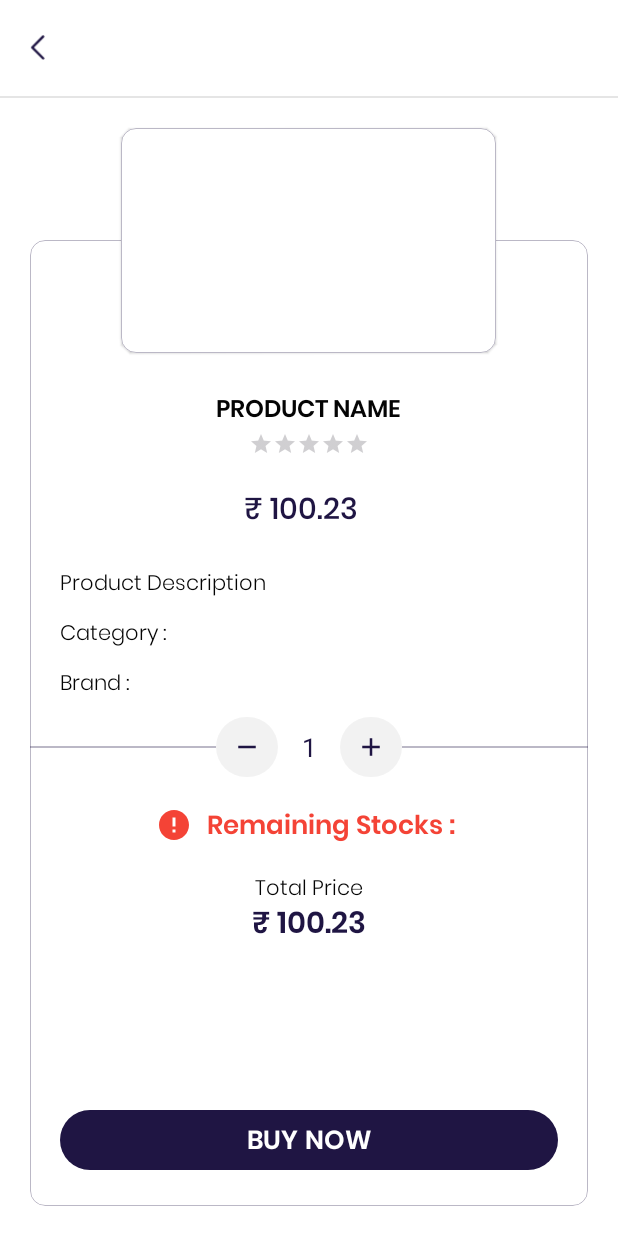
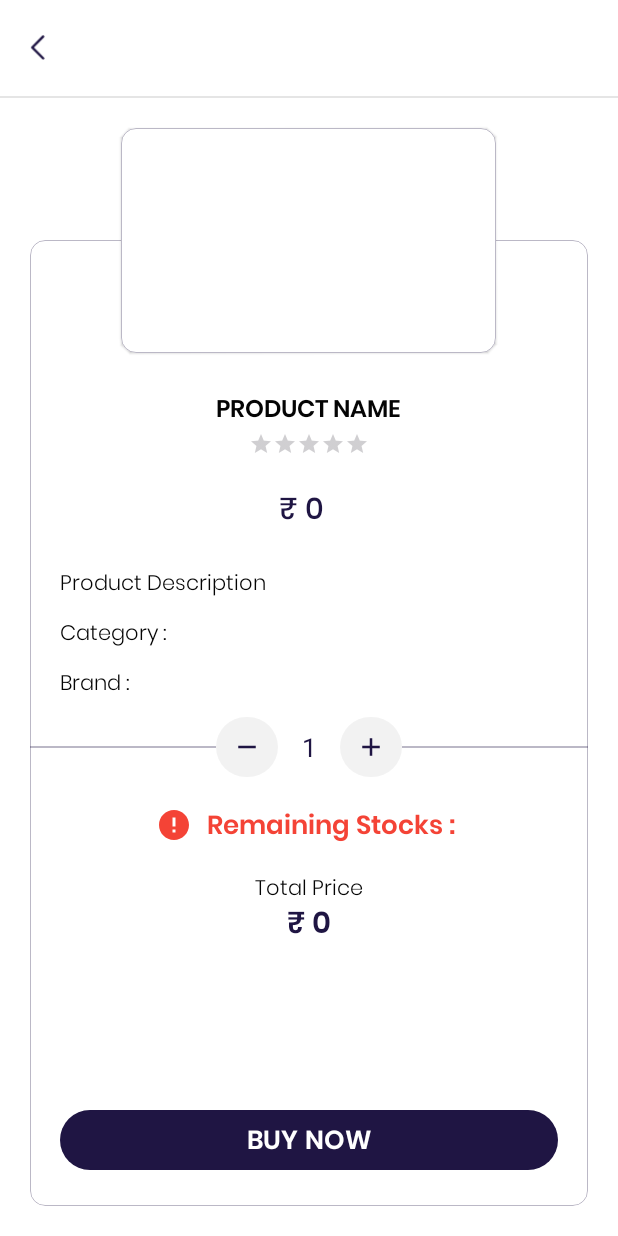
Before and after one commit to SanioLuke/Mobify-Product-List-App, an Android app: the ProductDisplayActivity screen opened directly, with no data from a screen before it, on a phone screen of 412 x 824 dp. Run offline under Robolectric (Android 15) with nearby library versions, the phone set to English and light mode, and no system bars; pictures from the network do not load.

Commit message:
Redundancy removed. Code optimized. Project Completed

```diff
--- a/app/src/main/java/com/example/mobifyproductlistapp/activities/HomeActivity.java
+++ b/app/src/main/java/com/example/mobifyproductlistapp/activities/HomeActivity.java
@@ -38,6 +38,7 @@ public class HomeActivity extends AppCompatActivity {
         loading_dialog= AppUtils.createDialogBox(HomeActivity.this, R.layout.progress_dialog, false);
         if(!isFinishing() && loading_dialog!=null && !loading_dialog.isShowing()) loading_dialog.show();
 
+        // Products retrieval API Call
         ProductsApiHandler.callProductsApi(new ProductsInterface() {
             @Override
             public void getProducts(List<ProductModel> products) {
--- a/app/src/main/java/com/example/mobifyproductlistapp/activities/ProductDisplayActivity.java
+++ b/app/src/main/java/com/example/mobifyproductlistapp/activities/ProductDisplayActivity.java
@@ -1,33 +1,30 @@
 package com.example.mobifyproductlistapp.activities;
 
-import static com.example.mobifyproductlistapp.retrofit.ProductsApiInterface.*;
+import static com.example.mobifyproductlistapp.retrofit.ProductsApiInterface.ProductsInterface;
 
-import androidx.appcompat.app.AppCompatActivity;
-import androidx.core.content.ContextCompat;
-
-import android.annotation.SuppressLint;
 import android.app.Dialog;
 import android.graphics.Paint;
 import android.os.Bundle;
 import android.os.Handler;
 import android.view.Gravity;
-import android.view.ViewGroup;
-import android.widget.AdapterViewFlipper;
 import android.widget.ImageView;
 import android.widget.LinearLayout;
 import android.widget.Toast;
+
+import androidx.appcompat.app.AppCompatActivity;
+import androidx.core.content.ContextCompat;
 
 import com.bumptech.glide.Glide;
 import com.example.mobifyproductlistapp.R;
 import com.example.mobifyproductlistapp.databinding.ActivityProductDisplayBinding;
 import com.example.mobifyproductlistapp.models.ProductModel;
 import com.example.mobifyproductlistapp.retrofit.ProductsApiHandler;
-import com.example.mobifyproductlistapp.retrofit.ProductsApiInterface;
 import com.example.mobifyproductlistapp.utils.AppUtils;
 import com.google.android.material.snackbar.Snackbar;
 
 import java.util.List;
 
+@SuppressWarnings("all")
 public class ProductDisplayActivity extends AppCompatActivity {
 
     ActivityProductDisplayBinding binding;
@@ -35,7 +32,6 @@ public class ProductDisplayActivity extends AppCompatActivity {
     int productId;
     int currentQuantity= 1;
 
-    @SuppressLint("SetTextI18n")
     @Override
     protected void onCreate(Bundle savedInstanceState) {
         AppUtils.lightBackgroundStatusBarDesign(ProductDisplayActivity.this);
@@ -49,59 +45,60 @@ public class ProductDisplayActivity extends AppCompatActivity {
 
         binding.productDisplayBackButton.setOnClickListener(v-> onBackPressed());
 
+        // Product Item Details retrieval API Call
         ProductsApiHandler.callProductDetailApi(productId, new ProductsInterface() {
             @Override
             public void getProductItem(ProductModel product) {
-                if(loading_dialog!=null && loading_dialog.isShowing()) loading_dialog.dismiss();
-                if(product!=null){
+                if (loading_dialog != null && loading_dialog.isShowing()) loading_dialog.dismiss();
+                if (product != null) {
+
+                    loadImagesFlipper(product.getImages());
+
                     binding.productDisplayTitleText.setText(product.getTitle());
                     binding.pdName.setText(product.getTitle());
                     binding.pdRate.setRating((float) product.getRating());
 
-                    double org_price= product.getPrice();
-                    double discount_percent= product.getDiscountPercentage();
-                    double discount_val= AppUtils.limitDouble(discount_percent/100*org_price, "#.##");
-                    double discounted_price= AppUtils.limitDouble(org_price - discount_val, "#.##");
-                    binding.pdPrice.setText("₹ "+discounted_price);
+                    double org_price = product.getPrice();
+                    double discount_percent = product.getDiscountPercentage();
+                    double discount_val = AppUtils.limitDouble(discount_percent / 100 * org_price, "#.##");
+                    double discounted_price = AppUtils.limitDouble(org_price - discount_val, "#.##");
+                    binding.pdPrice.setText("₹ " + discounted_price);
 
-                    binding.pdOriginalPrice.setText("(₹ "+product.getPrice()+")");
+                    binding.pdOriginalPrice.setText("(₹ " + product.getPrice() + ")");
                     binding.pdOriginalPrice.setPaintFlags(binding.pdOriginalPrice.getPaintFlags() | Paint.STRIKE_THRU_TEXT_FLAG);
 
-                    binding.pdDescription.setText("Product Description : "+product.getDescription());
-                    binding.pdCategory.setText("Category : "+product.getCategory());
-                    binding.pdBrand.setText("Brand : "+product.getBrand());
-                    loadImagesFlipper(product.getImages());
-                    binding.pdUserSelectedQuantity.setText(""+currentQuantity);
-                    binding.pdStocks.setText("Remaining Stocks : "+product.getStock());
-                    binding.pdTotalPrice.setText("₹ "+AppUtils.limitDouble((currentQuantity*discounted_price), "#.##"));
+                    binding.pdDescription.setText("Product Description : " + product.getDescription());
+                    binding.pdCategory.setText("Category : " + product.getCategory());
+                    binding.pdBrand.setText("Brand : " + product.getBrand());
+                    binding.pdUserSelectedQuantity.setText("" + currentQuantity);
+                    binding.pdStocks.setText("Remaining Stocks : " + product.getStock());
+                    binding.pdTotalPrice.setText("₹ " + AppUtils.limitDouble((currentQuantity * discounted_price), "#.##"));
 
                     binding.pdQuantityAddButton.setOnClickListener(v->{
-                        if(currentQuantity < product.getStock()){
-                            currentQuantity+=1;
-                            binding.pdUserSelectedQuantity.setText(""+currentQuantity);
-                            binding.pdTotalPrice.setText(""+AppUtils.limitDouble((currentQuantity*discounted_price), "#.##"));
-                        }
-                        else {
+                        if (currentQuantity < product.getStock()) {
+                            currentQuantity += 1;
+                            binding.pdUserSelectedQuantity.setText("" + currentQuantity);
+                            binding.pdTotalPrice.setText("" + AppUtils.limitDouble((currentQuantity * discounted_price), "#.##"));
+                        } else {
                             Toast.makeText(ProductDisplayActivity.this, "Reached the maximum stock limit !", Toast.LENGTH_SHORT).show();
                         }
                     });
 
                     binding.pdQuantityRemoveButton.setOnClickListener(v->{
                         if(currentQuantity > 1){
-                            currentQuantity-=1;
-                            binding.pdUserSelectedQuantity.setText(""+currentQuantity);
-                            binding.pdTotalPrice.setText(""+AppUtils.limitDouble((currentQuantity*discounted_price), "#.##"));
+                            currentQuantity -= 1;
+                            binding.pdUserSelectedQuantity.setText("" + currentQuantity);
+                            binding.pdTotalPrice.setText("" + AppUtils.limitDouble((currentQuantity * discounted_price), "#.##"));
                         }
                     });
 
-                    binding.pdSubmitButton.setOnClickListener(v->{
+                    binding.pdSubmitButton.setOnClickListener(v -> {
                         Snackbar.make(binding.getRoot(), "Product successfully purchased", Snackbar.LENGTH_SHORT).show();
-                        new Handler().postDelayed(()-> finish(), 1500);
+                        new Handler().postDelayed(() -> finish(), 1500);
                     });
-                }
-                else{
+                } else {
                     Snackbar.make(binding.getRoot(), "Unable to find the selected product !! Please try again", Snackbar.LENGTH_SHORT).show();
-                    new Handler().postDelayed(()-> finish(), 1500);
+                    new Handler().postDelayed(() -> finish(), 1500);
                 }
             }
         });
--- a/app/src/main/java/com/example/mobifyproductlistapp/adapters/ProductsAdapter.java
+++ b/app/src/main/java/com/example/mobifyproductlistapp/adapters/ProductsAdapter.java
@@ -15,6 +15,7 @@ import com.example.mobifyproductlistapp.utils.AppInterfaces;
 
 import java.util.ArrayList;
 
+@SuppressWarnings("all")
 public class ProductsAdapter extends RecyclerView.Adapter<ProductsAdapter.ListViewHolder> {
 
     Activity activity;
--- a/app/src/main/java/com/example/mobifyproductlistapp/retrofit/ProductsApiInterface.java
+++ b/app/src/main/java/com/example/mobifyproductlistapp/retrofit/ProductsApiInterface.java
@@ -13,7 +13,7 @@ import retrofit2.http.Path;
 
 public interface ProductsApiInterface {
 
-    static final String TAG = "ProductsApiInterface";
+    String TAG = "ProductsApiInterface";
 
     @GET("products")
     Call<ResponseModel> getAllProducts();
@@ -21,7 +21,7 @@ public interface ProductsApiInterface {
     @GET("products/{id}")
     Call<ProductModel> getProductDetail(@Path("id") int productId);
 
-    public interface ProductsInterface {
+    interface ProductsInterface {
         default void getProducts(List<ProductModel> products) {
             Log.e(TAG, "Products: " + products);
         }
--- a/app/src/main/res/layout/activity_home.xml
+++ b/app/src/main/res/layout/activity_home.xml
@@ -48,7 +48,6 @@
         android:layout_width="match_parent"
         android:layout_height="match_parent"
         android:layout_below="@+id/homeToolbarDivider"
-        tools:listitem="@layout/product_item"
         android:layout_marginHorizontal="10dp"/>
 
     <TextView
--- a/app/src/main/res/layout/activity_product_display.xml
+++ b/app/src/main/res/layout/activity_product_display.xml
@@ -30,7 +30,8 @@
                 android:foreground="?attr/selectableItemBackground"
                 android:padding="5dp"
                 android:src="@drawable/ic_back"
-                app:tint="@color/themeColor" />
+                app:tint="@color/themeColor"
+                tools:ignore="ContentDescription" />
 
             <TextView
                 android:id="@+id/productDisplayTitleText"
@@ -123,7 +124,8 @@
                             android:textAlignment="center"
                             android:textAllCaps="true"
                             android:textColor="@color/black"
-                            android:textSize="16sp" />
+                            android:textSize="16sp"
+                            tools:ignore="HardcodedText" />
 
                         <RatingBar
                             android:id="@+id/pdRate"
@@ -144,10 +146,11 @@
                                 android:layout_height="wrap_content"
                                 android:layout_marginVertical="20dp"
                                 android:fontFamily="@font/poppins_medium"
-                                android:text="₹ 100.23"
+                                android:text="₹ 0"
                                 android:textAlignment="center"
                                 android:textColor="@color/themeColor"
-                                android:textSize="20sp" />
+                                android:textSize="20sp"
+                                tools:ignore="HardcodedText" />
 
                             <TextView
                                 android:id="@+id/pdOriginalPrice"
@@ -167,7 +170,8 @@
                             android:fontFamily="@font/poppins_light"
                             android:paddingHorizontal="20dp"
                             android:text="Product Description"
-                            android:textColor="@color/black" />
+                            android:textColor="@color/black"
+                            tools:ignore="HardcodedText" />
 
                         <TextView
                             android:id="@+id/pdCategory"
@@ -177,7 +181,8 @@
                             android:paddingHorizontal="20dp"
                             android:text="Category : "
                             android:layout_marginTop="10dp"
-                            android:textColor="@color/black" />
+                            android:textColor="@color/black"
+                            tools:ignore="HardcodedText" />
 
                         <TextView
                             android:id="@+id/pdBrand"
@@ -187,7 +192,8 @@
                             android:paddingHorizontal="20dp"
                             android:text="Brand : "
                             android:layout_marginTop="10dp"
-                            android:textColor="@color/black" />
+                            android:textColor="@color/black"
+                            tools:ignore="HardcodedText" />
 
                         <LinearLayout
                             android:layout_width="match_parent"
@@ -221,7 +227,7 @@
                                     app:tint="@color/themeColor"
                                     android:background="@drawable/large_curved_border"
                                     android:backgroundTint="@color/black5"
-                                    tools:ignore="NestedWeights" />
+                                    tools:ignore="ContentDescription,NestedWeights" />
 
                                 <TextView
                                     android:id="@+id/pdUserSelectedQuantity"
@@ -233,7 +239,8 @@
                                     android:textAlignment="center"
                                     android:textColor="@color/themeColor"
                                     android:gravity="center"
-                                    android:layout_gravity="center"/>
+                                    android:layout_gravity="center"
+                                    tools:ignore="HardcodedText" />
 
                                 <ImageView
                                     android:id="@+id/pdQuantityAddButton"
@@ -245,7 +252,7 @@
                                     app:tint="@color/themeColor"
                                     android:background="@drawable/large_curved_border"
                                     android:backgroundTint="@color/black5"
-                                    tools:ignore="NestedWeights" />
+                                    tools:ignore="ContentDescription,NestedWeights" />
 
                             </LinearLayout>
 
@@ -263,7 +270,6 @@
                             android:layout_width="wrap_content"
                             android:layout_height="wrap_content"
                             android:fontFamily="@font/poppins_semibold"
-                            android:justificationMode="inter_word"
                             android:paddingHorizontal="20dp"
                             android:textSize="17sp"
                             android:drawablePadding="10dp"
@@ -272,9 +278,9 @@
                             android:textColor="#F44336"
                             android:layout_marginTop="20dp"
                             android:includeFontPadding="false"
-                            tools:ignore="UnusedAttribute"
                             app:drawableLeftCompat="@drawable/ic_error"
-                            app:drawableTint="#F44336" />
+                            app:drawableTint="#F44336"
+                            tools:ignore="HardcodedText" />
 
                         <TextView
                             android:layout_width="wrap_content"
@@ -287,7 +293,7 @@
                             android:includeFontPadding="false"
                             android:textAlignment="center"
                             android:textColor="@color/black"
-                            tools:ignore="UnusedAttribute" />
+                            tools:ignore="UnusedAttribute,HardcodedText" />
 
                         <TextView
                             android:id="@+id/pdTotalPrice"
@@ -295,12 +301,13 @@
                             android:layout_height="wrap_content"
                             android:fontFamily="@font/poppins_semibold"
                             android:paddingHorizontal="20dp"
-                            android:text="₹ 100.23"
+                            android:text="₹ 0"
                             android:textAlignment="center"
                             android:textAllCaps="true"
                             android:textColor="@color/themeColor"
                             android:includeFontPadding="false"
-                            android:textSize="20sp" />
+                            android:textSize="20sp"
+                            tools:ignore="HardcodedText" />
 
                     </LinearLayout>
 
@@ -320,7 +327,8 @@
                     android:text="Buy Now"
                     android:textAllCaps="true"
                     android:textSize="17sp"
-                    app:backgroundTint="@color/themeColor" />
+                    app:backgroundTint="@color/themeColor"
+                    tools:ignore="HardcodedText"/>
 
 
             </RelativeLayout>
--- a/app/src/main/res/layout/progress_dialog.xml
+++ b/app/src/main/res/layout/progress_dialog.xml
@@ -25,7 +25,8 @@
             app:lottie_autoPlay="true"
             app:lottie_loop="true"
             app:lottie_rawRes="@raw/loading_anim"
-            app:lottie_speed="1" />
+            app:lottie_speed="1"
+            tools:ignore="ImageContrastCheck" />
 
         <TextView
             android:id="@+id/loadingDialogTitle"
@@ -39,7 +40,7 @@
             android:text="Loading..."
             android:textAlignment="center"
             android:textColor="@color/black"
-            tools:ignore="RtlSymmetry" />
+            tools:ignore="RtlSymmetry,HardcodedText" />
     </RelativeLayout>
 
 </RelativeLayout>
```
Also changed, not shown: app/src/main/java/com/example/mobifyproductlistapp/models/ProductModel.java (+0 -45 lines), app/src/main/java/com/example/mobifyproductlistapp/models/ResponseModel.java (+0 -28 lines), app/src/main/java/com/example/mobifyproductlistapp/utils/AppUtils.java (+5 -135 lines), app/src/main/res/layout/activity_splash_screen.xml (+6 -4 lines), app/src/main/res/layout/product_item.xml (+10 -5 lines), app/src/main/res/drawable/sample_image.jpg (deleted).
